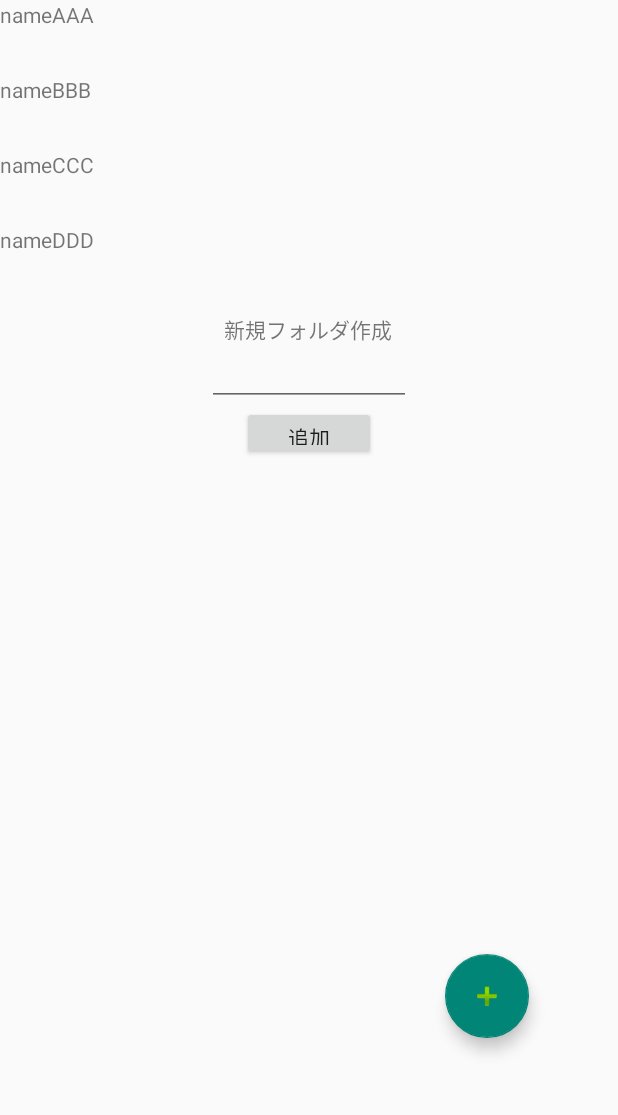
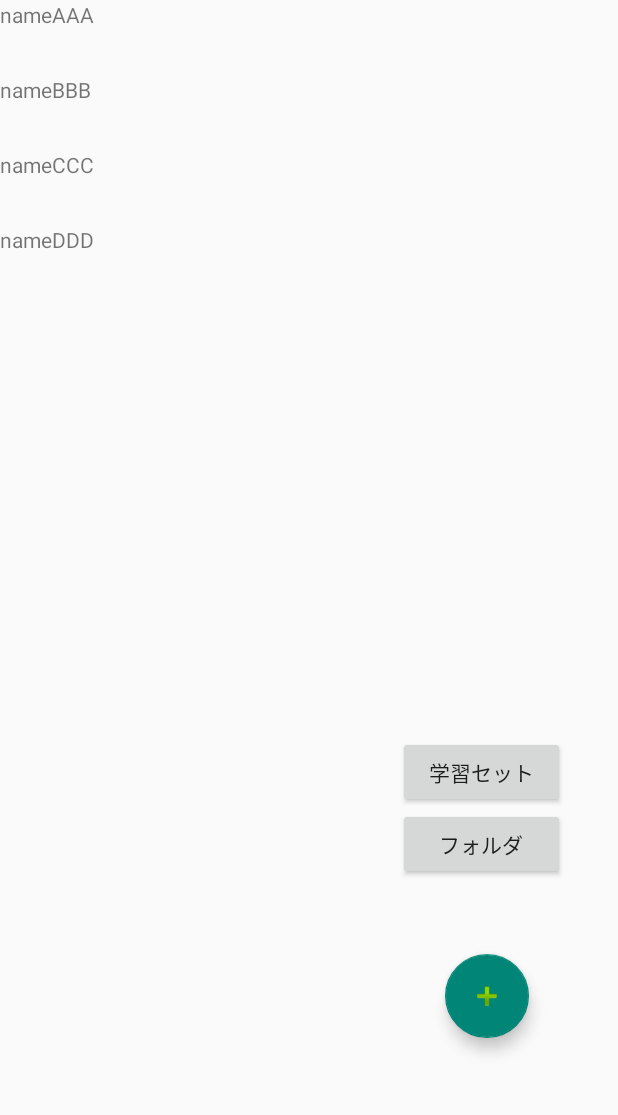
Before and after one commit to GunjiKatsunori/Tangochou, an Android app: the screen it shows after launch (FolderListActivity), after a tap on an icon or button, on a phone screen of 412 x 824 dp, the part 108-1223 px from its top. Run offline under Robolectric (Android 15) with nearby library versions, the phone set to English and light mode, and no system bars.

Commit message:
追加フラグメントの出し方の仕様変更（表示のみ）
フォルダ追加と学習セット追加を選択するように変更
学習セット追加機能については未実装

```diff
--- a/app/build.gradle
+++ b/app/build.gradle
@@ -25,7 +25,7 @@ android {
 dependencies {
     implementation fileTree(dir: "libs", include: ["*.jar"])
     implementation 'androidx.appcompat:appcompat:1.2.0'
-    implementation 'androidx.constraintlayout:constraintlayout:2.0.2'
+    implementation 'androidx.constraintlayout:constraintlayout:2.0.4'
     implementation 'androidx.recyclerview:recyclerview:1.1.0'
     implementation 'com.google.android.material:material:1.2.1'
     testImplementation 'junit:junit:4.12'
--- a/app/src/main/java/com/example/tangochou/FolderListActivity.java
+++ b/app/src/main/java/com/example/tangochou/FolderListActivity.java
@@ -71,36 +71,39 @@ public class FolderListActivity extends AppCompatActivity {
         adapter = new FolderListAdapter(this, folders);
         folderRecyclerView.setAdapter(adapter);
 
-        // 追加ボタンクリック時の動作
+        // フロートボタンクリック時
+        // 追加項目を選択するフラグメントを表示
         FloatingActionButton fButton = findViewById(R.id.add_folder);
         fButton.setOnClickListener(new View.OnClickListener() {
             @Override
             public void onClick(View v) {
-                InputFragment fragment = new FolderAddFragment(ID);
-                createInputFragment(fragment);
+                SelectionFragment fragment = new SelectionFragment(ID);
+                createSelectionFragment(fragment);
             }
         });
 
 
         //
-        findViewById(R.id.container).setOnTouchListener(new View.OnTouchListener() {
+        findViewById(R.id.input_container).setOnTouchListener(new View.OnTouchListener() {
             @Override
             public boolean onTouch(View v, MotionEvent event) {
                 int id = v.getId();
 
-                Log.d("touched", String.valueOf(id));
-                Log.d("container", String.valueOf(v.findViewById(R.id.container)));
-                //Log.d("tool bar", String.valueOf(v.findViewById(R.id.tool_bar)));
-                Log.d("folder_recycler_view", String.valueOf(v.findViewById(R.id.folder_recycler_view)));
-
                 switch(id) {
-                    case R.id.container:
+                    case R.id.input_container:
                         return true;
                 }
                 return false;
             }
         });
 
+    }
+
+    public void createSelectionFragment(SelectionFragment fragment) {
+        // Activityにフラグメントを追加する
+        FragmentTransaction tr = getSupportFragmentManager().beginTransaction();
+        tr.add(R.id.selection_container, fragment);
+        tr.commit();
     }
 
     /**
@@ -110,12 +113,7 @@ public class FolderListActivity extends AppCompatActivity {
     public void createInputFragment(InputFragment fragment) {
         // Activityにフラグメントを追加する
         FragmentTransaction tr = getSupportFragmentManager().beginTransaction();
-        tr.add(R.id.container, fragment);
+        tr.add(R.id.input_container, fragment);
         tr.commit();
     }
-
-    // add_folderをクリックすると追加用のInputFragmentを表示
-    // add_folderのクリックリスナ
-    // InputFragmentの「追加」を表示するためのパラメータ
-    // InputFragmentを呼び出す
 }
--- /dev/null
+++ b/app/src/main/java/com/example/tangochou/SelectionFragment.java
@@ -0,0 +1,72 @@
+package com.example.tangochou;
+
+import android.os.Bundle;
+import android.view.LayoutInflater;
+import android.view.View;
+import android.view.ViewGroup;
+import android.widget.Button;
+
+import androidx.fragment.app.Fragment;
+
+public class SelectionFragment extends Fragment {
+    View view;
+    Fragment thisFragment = this;
+    Integer selectedId;
+
+    public SelectionFragment(Integer selectedId) {
+        this.selectedId = selectedId;
+    }
+
+    @Override
+    public View onCreateView(LayoutInflater inflater, ViewGroup container, Bundle savedInstanceState) {
+        view = inflater.inflate(R.layout.selection_fragment, null);
+
+        // 表示の編集
+        Button selectionButton1 = view.findViewById(R.id.selection1);
+        selectionButton1.setText("学習セット");
+        Button selectionButton2 = view.findViewById(R.id.selection2);
+        selectionButton2.setText("フォルダ");
+
+        // selection button 1 のクリックリスナー
+        selectionButton1.setOnClickListener(new View.OnClickListener() {
+            @Override
+            public void onClick(View v) {
+                InputFragment inputFragment = new FolderAddFragment(selectedId);
+                ((FolderListActivity)getContext()).createInputFragment(inputFragment);
+
+                // フラグメント表示終了
+                getFragmentManager()
+                        .beginTransaction()
+                        .remove(thisFragment)
+                        .commit();
+
+                // 画面に変更を反映
+                reloadActivity();
+            }
+        });
+
+        // selection button 2 のクリックリスナー
+        selectionButton2.setOnClickListener(new View.OnClickListener() {
+            @Override
+            public void onClick(View v) {
+                InputFragment inputFragment = new FolderAddFragment(selectedId);
+                ((FolderListActivity)getContext()).createInputFragment(inputFragment);
+
+                // フラグメント表示終了
+                getFragmentManager()
+                        .beginTransaction()
+                        .remove(thisFragment)
+                        .commit();
+
+                // 画面に変更を反映
+                reloadActivity();
+            }
+        });
+
+        return view;
+    }
+
+    public void reloadActivity() {
+        ((FolderListActivity)getContext()).createView(selectedId);
+    }
+}
--- a/app/src/main/res/layout/folder_list.xml
+++ b/app/src/main/res/layout/folder_list.xml
@@ -15,8 +15,8 @@
         android:theme="@style/AppTheme"
         android:fitsSystemWindows="false"
         app:layout_constraintVertical_bias="0.0"
-        app:layout_constraintBottom_toTopOf="@+id/folder_recycler_view"
-        tools:layout_editor_absoluteX="-16dp"></androidx.appcompat.widget.Toolbar>
+        app:layout_constraintTop_toTopOf="parent"
+        tools:layout_editor_absoluteX="-16dp" />
 
     <androidx.recyclerview.widget.RecyclerView
         android:id="@+id/folder_recycler_view"
@@ -40,7 +40,7 @@
         app:srcCompat="@android:drawable/ic_input_add"/>
 
     <LinearLayout
-        android:id="@+id/container"
+        android:id="@+id/input_container"
         android:layout_width="289dp"
         android:layout_height="260dp"
         android:orientation="vertical"
@@ -48,6 +48,17 @@
         app:layout_constraintLeft_toLeftOf="parent"
         app:layout_constraintRight_toRightOf="parent"
         app:layout_constraintTop_toTopOf="parent"
-        app:layout_constraintVertical_bias="0.498"></LinearLayout>
+        app:layout_constraintVertical_bias="0.498" />
 
+    <LinearLayout
+        android:id="@+id/selection_container"
+        android:layout_width="132dp"
+        android:layout_height="115dp"
+        android:orientation="vertical"
+        app:layout_constraintBottom_toBottomOf="parent"
+        app:layout_constraintHorizontal_bias="0.948"
+        app:layout_constraintLeft_toLeftOf="parent"
+        app:layout_constraintRight_toRightOf="parent"
+        app:layout_constraintTop_toTopOf="parent"
+        app:layout_constraintVertical_bias="0.794" />
 </androidx.constraintlayout.widget.ConstraintLayout>
--- a/app/src/main/res/layout/input_fragment.xml
+++ b/app/src/main/res/layout/input_fragment.xml
@@ -24,14 +24,22 @@
         tools:layout_editor_absoluteY="57dp">
 
     </EditText>
+    <LinearLayout
+        android:layout_width="match_parent"
+        android:layout_height="wrap_content"
+        android:orientation="horizontal"
+        android:gravity="center_horizontal">
+        <Button
+            android:id="@+id/cancel_button"
+            android:layout_width="wrap_content"
+            android:layout_height="wrap_content"
+            android:text=""/>
 
-    <Button
-        android:id="@+id/input_button"
-        android:layout_width="89dp"
-        android:layout_height="36dp"
-        android:text=""
-        tools:layout_editor_absoluteX="79dp"
-        tools:layout_editor_absoluteY="121dp"
-        android:gravity="center_horizontal"/>
+        <Button
+            android:id="@+id/input_button"
+            android:layout_width="wrap_content"
+            android:layout_height="wrap_content"
+            android:text=""/>
+    </LinearLayout>
 
 </LinearLayout>
--- /dev/null
+++ b/app/src/main/res/layout/selection_fragment.xml
@@ -0,0 +1,31 @@
+<?xml version="1.0" encoding="utf-8"?>
+<LinearLayout
+    xmlns:android="http://schemas.android.com/apk/res/android"
+    xmlns:tools="http://schemas.android.com/tools"
+    android:layout_width="130dp"
+    android:layout_height="120dp"
+    xmlns:app="http://schemas.android.com/apk/res-auto"
+    android:orientation="vertical">
+
+    <Button
+        android:id="@+id/selection1"
+        android:layout_width="111dp"
+        android:layout_height="wrap_content"
+        android:text=""
+        app:layout_constraintBottom_toBottomOf="parent"
+        app:layout_constraintLeft_toLeftOf="parent"
+        app:layout_constraintRight_toRightOf="parent"
+        app:layout_constraintTop_toTopOf="parent"
+        app:layout_constraintVertical_bias="0.203" />
+
+    <Button
+        android:id="@+id/selection2"
+        android:layout_width="111dp"
+        android:layout_height="wrap_content"
+        android:text=""
+        app:layout_constraintBottom_toBottomOf="parent"
+        app:layout_constraintLeft_toLeftOf="parent"
+        app:layout_constraintRight_toRightOf="parent"
+        app:layout_constraintTop_toTopOf="parent"
+        app:layout_constraintVertical_bias="0.703" />
+</LinearLayout>
```
Also changed, not shown: app/src/main/java/com/example/tangochou/InputFragment.java (+20 -4 lines).
